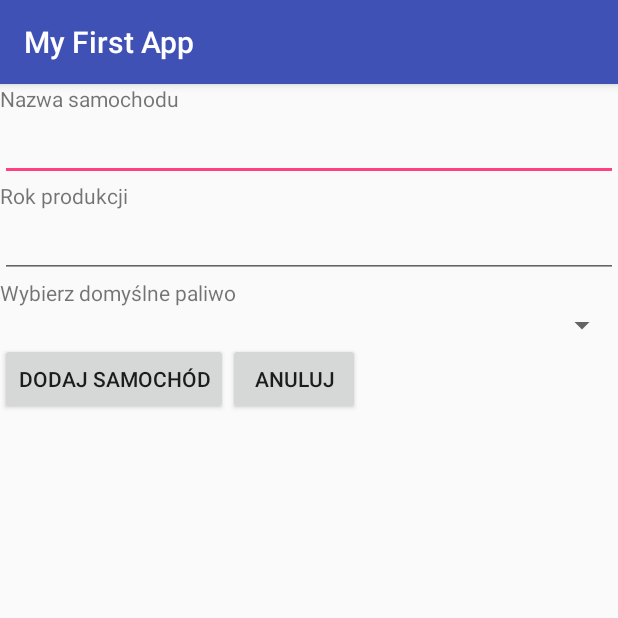
After one commit to dzazder/fueltank, an Android app: the AddCarActivity screen opened directly, with no data from a screen before it, on a phone screen of 412 x 824 dp, the top half of it. The commit adds this screen. Run offline under Robolectric (Android 15) with nearby library versions, the phone set to English and light mode, and no system bars.

Commit message:
add new car form

```diff
--- a/app/src/main/AndroidManifest.xml
+++ b/app/src/main/AndroidManifest.xml
@@ -29,6 +29,8 @@
             android:label="@string/title_activity_choose_car"
             android:theme="@style/AppTheme.NoActionBar" >
         </activity>
+        <activity android:name=".AddCarActivity" >
+        </activity>
     </application>
 
 </manifest>
--- /dev/null
+++ b/app/src/main/java/com/example/bartek/fueltank/AddCarActivity.java
@@ -0,0 +1,63 @@
+package com.example.bartek.fueltank;
+
+import android.content.Intent;
+import android.support.v7.app.AppCompatActivity;
+import android.os.Bundle;
+import android.view.View;
+import android.widget.ArrayAdapter;
+import android.widget.EditText;
+import android.widget.Spinner;
+import android.widget.Toast;
+
+import com.example.bartek.fueltank.db.Car;
+import com.example.bartek.fueltank.db.DatabaseHandler;
+import com.example.bartek.fueltank.db.KeyValuePair;
+
+import java.util.List;
+
+public class AddCarActivity extends AppCompatActivity {
+
+    @Override
+    protected void onCreate(Bundle savedInstanceState) {
+        super.onCreate(savedInstanceState);
+        setContentView(R.layout.activity_add_car);
+
+        Spinner spinnerFuelType = (Spinner)findViewById(R.id.spinner_choose_fueltype);
+        DatabaseHandler db = new DatabaseHandler(this);
+        List<KeyValuePair> fuelTypes = db.getAllFuelTypesForSpinner();
+        ArrayAdapter<KeyValuePair> adapter = new ArrayAdapter<KeyValuePair>(this,
+                R.layout.support_simple_spinner_dropdown_item, fuelTypes);
+        adapter.setDropDownViewResource(R.layout.support_simple_spinner_dropdown_item);
+        spinnerFuelType.setAdapter(adapter);
+        db.close();
+    }
+
+    public void addCar(View view) {
+        EditText txtName = (EditText)findViewById(R.id.txt_car_name);
+        EditText txtYear = (EditText)findViewById(R.id.txt_car_year);
+        Spinner spnFuelType = (Spinner)findViewById(R.id.spinner_choose_fueltype);
+
+        String carName = txtName.getText().toString();
+        int carYear = Integer.parseInt(txtYear.getText().toString());
+        int fuelTypeId = ((KeyValuePair)spnFuelType.getSelectedItem()).getValue();
+
+        Car c = new Car();
+        c.set_name(carName);
+        c.set_year(carYear);
+        c.set_defaultFuel(fuelTypeId);
+
+        DatabaseHandler db = new DatabaseHandler(this);
+        db.addCar(c);
+        db.close();
+
+        Toast toast = Toast.makeText(getApplicationContext(), "Dodano samochód", Toast.LENGTH_SHORT);
+        toast.show();
+
+        Intent intent = new Intent(this, MainActivity.class);
+        startActivity(intent);
+    }
+
+    public void cancel(View view) {
+        onBackPressed();
+    }
+}
--- a/app/src/main/java/com/example/bartek/fueltank/db/DatabaseHandler.java
+++ b/app/src/main/java/com/example/bartek/fueltank/db/DatabaseHandler.java
@@ -132,6 +132,56 @@ public class DatabaseHandler extends SQLiteOpenHelper {
         return fuelTypes;
     }
 
+    public List<KeyValuePair> getAllFuelTypesForSpinner() {
+        List<KeyValuePair> fuelTypes = new ArrayList<KeyValuePair>();
+
+        String selectQuery = "SELECT " + KEY_ID + "," + KEY_NAME + " FROM " + TABLE_FUEL_TYPE;
+
+        SQLiteDatabase db = this.getReadableDatabase();
+        Cursor cursor = db.rawQuery(selectQuery, null);
+
+        if (cursor.moveToFirst()) {
+            do {
+                KeyValuePair pair = new KeyValuePair(cursor.getInt(0), cursor.getString(1));
+
+                fuelTypes.add(pair);
+            } while (cursor.moveToNext());
+        }
+
+        return fuelTypes;
+    }
+
+    public List<KeyValuePair> getAllCarsForSpinner() {
+        List<KeyValuePair> cars = new ArrayList<KeyValuePair>();
+
+        String selectQuery = "SELECT " + KEY_ID + "," + KEY_NAME + " FROM " + TABLE_CAR;
+
+        SQLiteDatabase db = this.getReadableDatabase();
+        Cursor cursor = db.rawQuery(selectQuery, null);
+
+        if (cursor.moveToFirst()) {
+            do {
+                KeyValuePair pair = new KeyValuePair(cursor.getInt(0), cursor.getString(1));
+
+                cars.add(pair);
+            } while (cursor.moveToNext());
+        }
+
+        return cars;
+    }
+
+    public void addCar(Car car) {
+        SQLiteDatabase db = this.getWritableDatabase();
+
+        ContentValues values = new ContentValues();
+        values.put(KEY_NAME, car.get_name());
+        values.put(KEY_YEAR, car.get_year());
+        values.put(KEY_FK_DEFAULT_FUEL_TYPE, car.get_defaultFuel());
+
+        db.insert(TABLE_CAR, null, values);
+        db.close();
+    }
+
     public List<Car> getAllCars() {
         List<Car> cars = new ArrayList<Car>();
 
--- /dev/null
+++ b/app/src/main/res/layout/activity_add_car.xml
@@ -0,0 +1,62 @@
+<?xml version="1.0" encoding="utf-8"?>
+<LinearLayout xmlns:android="http://schemas.android.com/apk/res/android"
+    xmlns:tools="http://schemas.android.com/tools"
+    android:layout_width="match_parent"
+    android:layout_height="match_parent"
+    android:orientation="vertical" >
+
+
+    <TextView
+        android:layout_width="wrap_content"
+        android:layout_height="wrap_content"
+        android:text="@string/lbl_car_name"
+        android:id="@+id/lbl_car_name" />
+
+    <EditText
+        android:layout_width="match_parent"
+        android:layout_height="wrap_content"
+        android:id="@+id/txt_car_name" />
+
+    <TextView
+        android:layout_width="wrap_content"
+        android:layout_height="wrap_content"
+        android:text="@string/lbl_car_year"
+        android:id="@+id/lbl_car_year" />
+
+    <EditText
+        android:layout_width="match_parent"
+        android:layout_height="wrap_content"
+        android:id="@+id/txt_car_year" />
+
+    <TextView
+        android:layout_width="wrap_content"
+        android:layout_height="wrap_content"
+        android:text="@string/lbl_default_fueltype"
+        android:id="@+id/lbl_default_fueltype" />
+
+    <Spinner
+        android:layout_width="match_parent"
+        android:layout_height="wrap_content"
+        android:id="@+id/spinner_choose_fueltype" />
+
+    <LinearLayout
+        android:orientation="horizontal"
+        android:layout_width="match_parent"
+        android:layout_height="wrap_content">
+
+        <Button
+            android:layout_width="wrap_content"
+            android:layout_height="wrap_content"
+            android:text="@string/btn_add_car"
+            android:id="@+id/btn_add_car"
+            android:onClick="addCar" />
+
+        <Button
+            android:layout_width="wrap_content"
+            android:layout_height="wrap_content"
+            android:text="@string/btn_cancel"
+            android:id="@+id/btn_cancel"
+            android:onClick="cancel" />
+    </LinearLayout>
+
+</LinearLayout>
--- a/app/src/main/res/values/strings.xml
+++ b/app/src/main/res/values/strings.xml
@@ -8,4 +8,9 @@
     <string name="txt_choose_car">Wybierz samochód</string>
     <string name="title_activity_choose_car">ChooseCarActivity</string>
     <string name="button_choose_car">Choose car</string>
+    <string name="lbl_car_name">Nazwa samochodu</string>
+    <string name="lbl_car_year">Rok produkcji</string>
+    <string name="lbl_default_fueltype">Wybierz domyślne paliwo</string>
+    <string name="btn_add_car">Dodaj samochód</string>
+    <string name="btn_cancel">Anuluj</string>
 </resources>
```
Also changed, not shown: app/src/main/java/com/example/bartek/fueltank/ChooseCarActivity.java (+14 -6 lines), app/src/main/java/com/example/bartek/fueltank/db/KeyValuePair.java (added, +35 -0 lines), app/src/main/res/layout/activity_choose_car.xml (+8 -0 lines).
